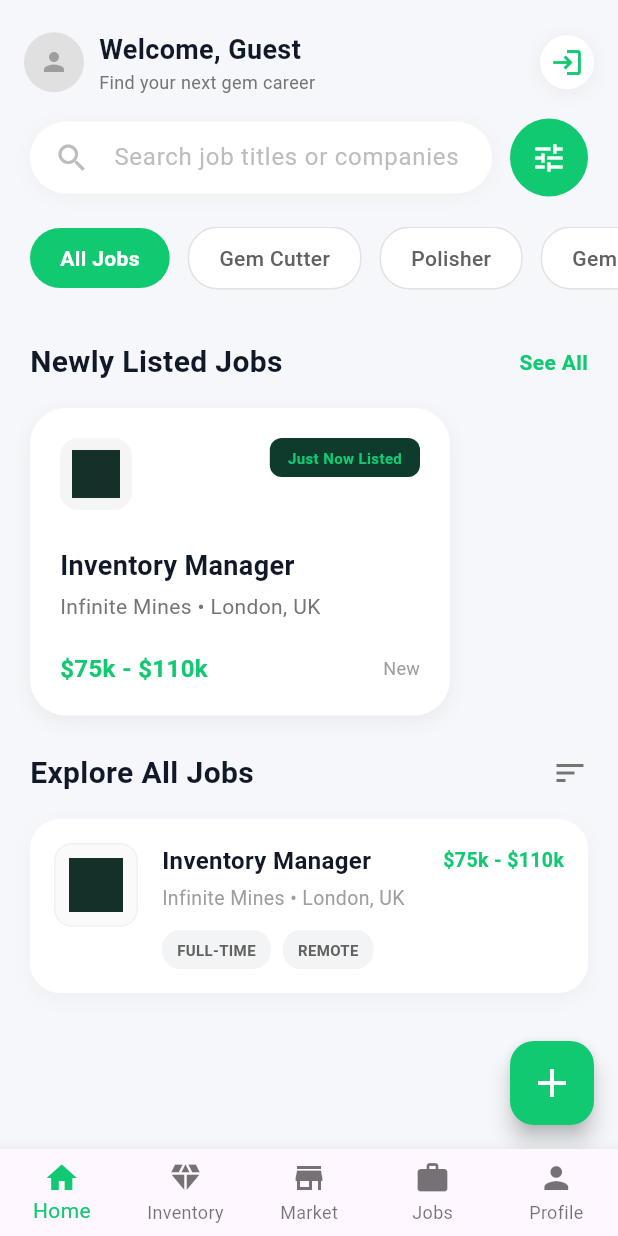
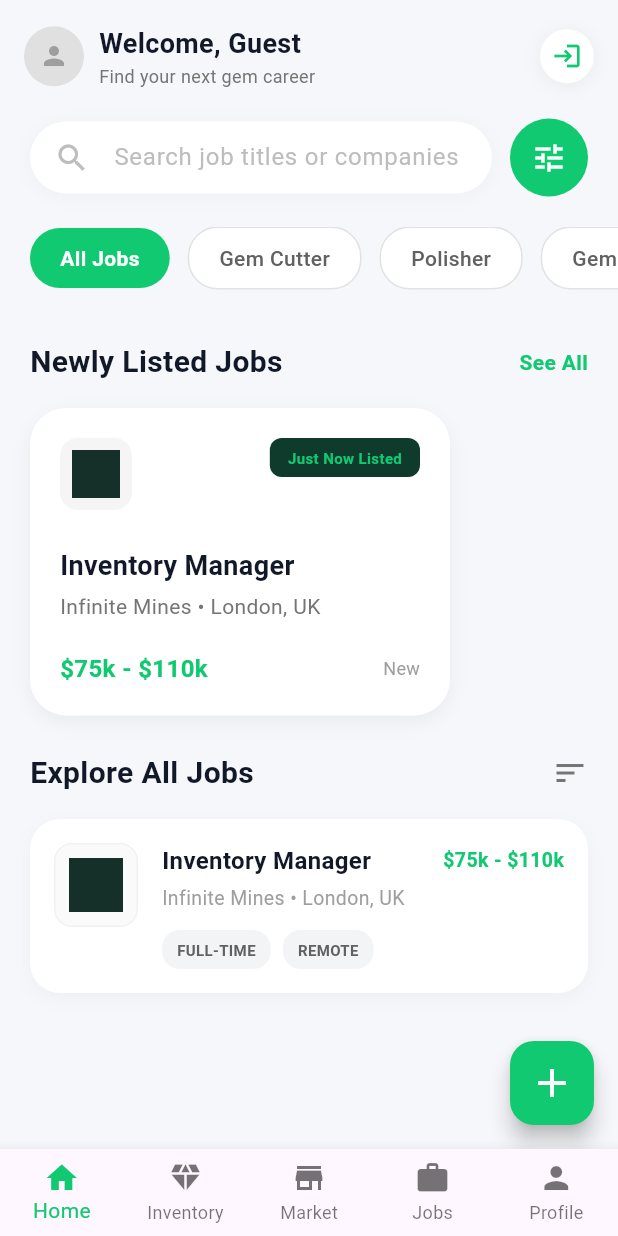
Before and after one commit to NeoArkByte/Gem_Hub, a Flutter app: the screen it shows after launch, on a phone screen of 412 x 824 dp. Run offline on Flutter 3.47's test engine with Material 3 defaults, Android fonts, the phone set to English and light mode, and no system bars; our stand-ins replace file_picker, flutter_riverpod, shared_preferences, sqflite; missing offline and left inert: syncfusion_flutter_pdfviewer; accounts and stored records are empty.

Commit message:
- fixed the section header to display on all screens, created gem_repository, gem_marketplace_widgets and gem_marketplace_viewmodel

```diff
--- a/lib/features/marketplace/view/Job_market.dart
+++ b/lib/features/marketplace/view/Job_market.dart
@@ -2,13 +2,12 @@ import 'package:flutter/material.dart';
 import 'package:flutter_riverpod/flutter_riverpod.dart';
 import 'package:shared_preferences/shared_preferences.dart';
 
-// 👇 Screens & ViewModels (Paths hariyatama check karaganna)
+// 👇 Screens & ViewModels
 import 'package:job_market/features/auth/view/login_screen.dart';
 import 'package:job_market/features/jobs/view/PostNewJob/post_new_job.dart';
 import 'package:job_market/features/marketplace/viewmodels/marketplace_viewmodel.dart';
 
 // 👇 Widgets
-import 'package:job_market/features/marketplace/view/marketplace_header.dart';
 import 'package:job_market/features/marketplace/view/marketplace_components.dart';
 import 'package:job_market/features/marketplace/view/marketplace_lists.dart';
 
@@ -22,7 +21,6 @@ class JobMarketplaceScreen extends ConsumerStatefulWidget {
 
 class _JobMarketplaceScreenState extends ConsumerState<JobMarketplaceScreen> {
   final Color primaryGreen = const Color(0xFF10C971);
-  int _bottomNavIndex = 3;
   final TextEditingController _searchController = TextEditingController();
   bool _isLoggedIn = false;
 
@@ -34,9 +32,11 @@ class _JobMarketplaceScreenState extends ConsumerState<JobMarketplaceScreen> {
 
   Future<void> _checkLoginStatus() async {
     final prefs = await SharedPreferences.getInstance();
+    if (mounted) {
       setState(() {
         _isLoggedIn = prefs.getString('logged_in_user_id') != null;
       });
+    }
   }
 
   @override
@@ -50,29 +50,26 @@ class _JobMarketplaceScreenState extends ConsumerState<JobMarketplaceScreen> {
     bool isDark = Theme.of(context).brightness == Brightness.dark;
 
     return Scaffold(
-      backgroundColor: isDark
-          ? const Color(0xFF111827)
-          : const Color(0xFFF5F7FA),
-      body: SafeArea(
-        child: SingleChildScrollView(
+      backgroundColor:
+          isDark ? const Color(0xFF111827) : const Color(0xFFF5F7FA),
+      body: SingleChildScrollView(
         child: Column(
           crossAxisAlignment: CrossAxisAlignment.start,
           children: [
-              MarketplaceHeader(isLoggedIn: _isLoggedIn),
-
+            // ─── Search bar ───
+            const SizedBox(height: 8),
             MarketplaceSearchBar(
               controller: _searchController,
               onSearchChanged: (value) {
-                  // 👇 Text eka type karaddi ViewModel ekata yawanawa
                 ref
                     .read(marketplaceViewModelProvider.notifier)
                     .updateSearchQuery(value);
               },
             ),
 
+            // ─── Categories ───
             MarketplaceCategories(
               onCategorySelected: (category) {
-                  // 👇 Category eka obaddi ViewModel ekata yawanawa
                 ref
                     .read(marketplaceViewModelProvider.notifier)
                     .updateCategory(category);
@@ -84,17 +81,14 @@ class _JobMarketplaceScreenState extends ConsumerState<JobMarketplaceScreen> {
               actionText: 'See All',
             ),
 
-              // 👇 Riverpod eken auto aluth jobs 3k gannawa (Parameters epa)
             const FeaturedJobsList(),
 
             const SectionHeader(title: 'Explore All Jobs', icon: Icons.sort),
 
-              // 👇 Riverpod eken filter wechcha okkoma gannawa (Parameters epa)
             const RecentJobsList(),
 
             const SizedBox(height: 80),
           ],
-          ),
         ),
       ),
       floatingActionButton: FloatingActionButton(
@@ -108,9 +102,9 @@ class _JobMarketplaceScreenState extends ConsumerState<JobMarketplaceScreen> {
             ScaffoldMessenger.of(context).showSnackBar(
               const SnackBar(content: Text('Please log in to post a job')),
             );
-            Navigator.of(context, rootNavigator: true).push(
-              MaterialPageRoute(builder: (_) => const LoginScreen()),
-            ).then((_) => _checkLoginStatus());
+            Navigator.of(context, rootNavigator: true)
+                .push(MaterialPageRoute(builder: (_) => const LoginScreen()))
+                .then((_) => _checkLoginStatus());
           }
         },
         backgroundColor: primaryGreen,
--- a/lib/features/navigation/view/main_navigation.dart
+++ b/lib/features/navigation/view/main_navigation.dart
@@ -3,6 +3,7 @@ import 'package:flutter_riverpod/flutter_riverpod.dart';
 import 'package:job_market/features/gem_market/view/gem_market.dart';
 import 'package:job_market/features/navigation/viewmodel/navigation_viewmodel.dart';
 import 'package:job_market/shared/widgets/bottom_navigation_bar.dart';
+import 'package:job_market/shared/widgets/app_header.dart';
 
 import 'package:job_market/features/marketplace/view/job_market.dart';
 
@@ -33,19 +34,39 @@ class _MainNavigationState extends ConsumerState<MainNavigation> {
   @override
   Widget build(BuildContext context) {
     final currentIndex = ref.watch(navigationProvider);
+    bool isDark = Theme.of(context).brightness == Brightness.dark;
 
     final tabs = [
       _buildTab(0, const JobMarketplaceScreen()),
       _buildTab(1, const JobMarketplaceScreen()),
-      _buildTab(2, const JobMarketplaceScreen()),
+      _buildTab(2, const GemMarketPlaceScreen()),
       _buildTab(3, const JobMarketplaceScreen()),
-      _buildTab(4, const GemMarketPlaceScreen()),
+      _buildTab(4, const JobMarketplaceScreen()),
     ];
 
     return PopScope(
       canPop: true,
       child: Scaffold(
-        body: IndexedStack(index: currentIndex, children: tabs),
+        backgroundColor: isDark
+            ? const Color(0xFF111827)
+            : const Color(0xFFF5F7FA),
+        body: SafeArea(
+          child: Column(
+            children: [
+              // ─── Persistent header shown on ALL tabs ───
+              Container(
+                color: isDark
+                    ? const Color(0xFF111827)
+                    : const Color(0xFFF5F7FA),
+                child: const AppHeader(),
+              ),
+              // ─── Tab content ───
+              Expanded(
+                child: IndexedStack(index: currentIndex, children: tabs),
+              ),
+            ],
+          ),
+        ),
         bottomNavigationBar: AppBottomNavigationBar(
           currentIndex: currentIndex,
           onTap: (i) => ref.read(navigationProvider.notifier).setIndex(i),
--- a/lib/features/marketplace/view/marketplace_header.dart
+++ b/lib/shared/widgets/app_header.dart
@@ -1,17 +1,37 @@
 import 'package:flutter/material.dart';
+import 'package:shared_preferences/shared_preferences.dart';
 import 'package:job_market/features/auth/view/login_screen.dart';
 import 'package:job_market/features/marketplace/view/notification_screen.dart';
-import 'package:shared_preferences/shared_preferences.dart';
 import 'package:job_market/features/jobs/view/PostNewJob/employer_applications_screen.dart';
-import 'package:job_market/features/navigation/view/main_navigation.dart';
 
-class MarketplaceHeader extends StatelessWidget {
-  final bool isLoggedIn;
+class AppHeader extends StatefulWidget {
+  const AppHeader({super.key});
 
-  const MarketplaceHeader({Key? key, required this.isLoggedIn})
-    : super(key: key);
+  @override
+  State<AppHeader> createState() => _AppHeaderState();
+}
 
-  void _logout(BuildContext context) {
+class _AppHeaderState extends State<AppHeader> {
+  bool _isLoggedIn = false;
+  String _userName = '';
+
+  @override
+  void initState() {
+    super.initState();
+    _loadAuthState();
+  }
+
+  Future<void> _loadAuthState() async {
+    final prefs = await SharedPreferences.getInstance();
+    if (mounted) {
+      setState(() {
+        _isLoggedIn = prefs.getString('logged_in_user_id') != null;
+        _userName = prefs.getString('logged_in_user_name') ?? '';
+      });
+    }
+  }
+
+  void _showLogoutDialog(BuildContext context) {
     bool isDark = Theme.of(context).brightness == Brightness.dark;
 
     showDialog(
@@ -42,12 +62,10 @@ class MarketplaceHeader extends StatelessWidget {
             onPressed: () async {
               final prefs = await SharedPreferences.getInstance();
               await prefs.clear();
-
-              if (context.mounted) {
-                Navigator.of(context, rootNavigator: true).pushAndRemoveUntil(
-                  MaterialPageRoute(builder: (_) => const MainNavigation()),
-                  (route) => false,
-                );
+              if (ctx.mounted) {
+                Navigator.pop(ctx);
+                // Refresh the header state
+                _loadAuthState();
               }
             },
             child: const Text('Log Out', style: TextStyle(color: Colors.white)),
@@ -61,51 +79,42 @@ class MarketplaceHeader extends StatelessWidget {
   Widget build(BuildContext context) {
     bool isDark = Theme.of(context).brightness == Brightness.dark;
     double screenWidth = MediaQuery.of(context).size.width;
-    double iconSpacing = screenWidth < 360
-        ? 4.0
-        : 8.0;
+    double iconSpacing = screenWidth < 360 ? 4.0 : 8.0;
 
     return Padding(
-      padding: const EdgeInsets.fromLTRB(
-        16,
-        20,
-        16,
-        16,
-      ),
+      padding: const EdgeInsets.fromLTRB(16, 16, 16, 12),
       child: Row(
         children: [
+          // Avatar
           CircleAvatar(
-            radius:
-                20,
-            backgroundImage: isLoggedIn
+            radius: 20,
+            backgroundImage: _isLoggedIn
                 ? const NetworkImage('https://i.pravatar.cc/150?img=32')
                 : null,
-            backgroundColor: isDark
-                ? const Color(0xFF374151)
-                : Colors.grey[300],
-            child: !isLoggedIn
+            backgroundColor:
+                isDark ? const Color(0xFF374151) : Colors.grey[300],
+            child: !_isLoggedIn
                 ? const Icon(Icons.person, color: Colors.grey, size: 20)
                 : null,
           ),
           const SizedBox(width: 10),
 
-          // 👇 FIX EKA METHANA: Expanded damma, ethakota anith ewata ida deela meka shrink wenawa
+          // Greeting
           Expanded(
             child: Column(
               crossAxisAlignment: CrossAxisAlignment.start,
               children: [
                 Text(
-                  isLoggedIn ? 'Welcome Back!' : 'Welcome, Guest',
+                  _isLoggedIn
+                      ? 'Welcome Back${_userName.isNotEmpty ? ', $_userName' : ''}!'
+                      : 'Welcome, Guest',
                   style: TextStyle(
-                    fontSize: screenWidth < 360
-                        ? 16
-                        : 18, // Podi phone walata font size ekath adu wenawa
+                    fontSize: screenWidth < 360 ? 16 : 18,
                     fontWeight: FontWeight.bold,
                     color: isDark ? Colors.white : const Color(0xFF111827),
                   ),
                   maxLines: 1,
-                  overflow: TextOverflow
-                      .ellipsis, // Text eka loku wadi nam '...' kiyala penne mekai
+                  overflow: TextOverflow.ellipsis,
                 ),
                 Text(
                   'Find your next gem career',
@@ -120,22 +129,18 @@ class MarketplaceHeader extends StatelessWidget {
             ),
           ),
 
-          // Spacer() eka methanata onna na dan Expanded dapu nisa.
-
-          // Icons tika me peththata gaththa
+          // Action icons
           Row(
-            mainAxisSize: MainAxisSize
-                .min, // Me Row eka ganna ona aduma ida witharak gannawa
+            mainAxisSize: MainAxisSize.min,
             children: [
-              if (isLoggedIn) ...[
+              if (_isLoggedIn) ...[
                 _iconButton(
                   Icons.inbox_outlined,
                   () {
                     Navigator.push(
                       context,
                       MaterialPageRoute(
-                        builder: (context) =>
-                            const EmployerApplicationsScreen(),
+                        builder: (_) => const EmployerApplicationsScreen(),
                       ),
                     );
                   },
@@ -143,33 +148,36 @@ class MarketplaceHeader extends StatelessWidget {
                   iconColor: const Color(0xFF3B82F6),
                 ),
                 SizedBox(width: iconSpacing),
-                _iconButton(Icons.notifications_none, () {
+                _iconButton(
+                  Icons.notifications_none,
+                  () {
                     Navigator.push(
                       context,
                       MaterialPageRoute(
-                      builder: (context) => const NotificationScreen(),
+                        builder: (_) => const NotificationScreen(),
                       ),
                     );
-                }, isDark),
+                  },
+                  isDark,
+                ),
+                SizedBox(width: iconSpacing),
               ],
-
-              SizedBox(width: iconSpacing),
-
               _iconButton(
-                isLoggedIn ? Icons.logout : Icons.login,
+                _isLoggedIn ? Icons.logout : Icons.login,
                 () {
-                  if (isLoggedIn) {
-                    _logout(context);
+                  if (_isLoggedIn) {
+                    _showLogoutDialog(context);
                   } else {
-                    Navigator.of(context, rootNavigator: true).push(
-                      MaterialPageRoute(
-                        builder: (context) => const LoginScreen(),
-                      ),
-                    );
+                    // Navigate to login and refresh header state on return
+                    Navigator.of(context, rootNavigator: true)
+                        .push(MaterialPageRoute(
+                          builder: (_) => const LoginScreen(),
+                        ))
+                        .then((_) => _loadAuthState());
                   }
                 },
                 isDark,
-                iconColor: isLoggedIn
+                iconColor: _isLoggedIn
                     ? const Color(0xFFEF4444).withOpacity(0.9)
                     : const Color(0xFF10C971),
               ),
@@ -186,9 +194,8 @@ class MarketplaceHeader extends StatelessWidget {
     bool isDark, {
     Color? iconColor,
   }) {
-    // Icons wala wate thiyena container eka poddak podi kala
     return Container(
-      width: 36, // Specific size ekak dunna
+      width: 36,
       height: 36,
       decoration: BoxDecoration(
         color: isDark ? const Color(0xFF1F2937) : Colors.white,
@@ -204,14 +211,14 @@ class MarketplaceHeader extends StatelessWidget {
               ],
       ),
       child: IconButton(
-        padding: EdgeInsets.zero, // Padding eka zero kala
+        padding: EdgeInsets.zero,
         icon: Icon(
           icon,
           color: iconColor ?? (isDark ? Colors.white : Colors.grey[800]),
-          size: 22,
-        ), // Icon size eka 22 -> 18 kala
+          size: 20,
+        ),
         onPressed: onTap,
-        splashRadius: 20,
+        splashRadius: 18,
       ),
     );
   }
```
Also changed, not shown: lib/data/repositories/gem_repository.dart (added, +29 -0 lines), lib/features/gem_market/viewmodel/gem_marketplace_viewmodel.dart (added, +44 -0 lines), lib/features/marketplace/view/marketplace_components.dart (+0 -38 lines), lib/features/gem_market/view/gem_marketplace_widgets.dart (added). Lines whose indentation alone changed are shown as unchanged.
